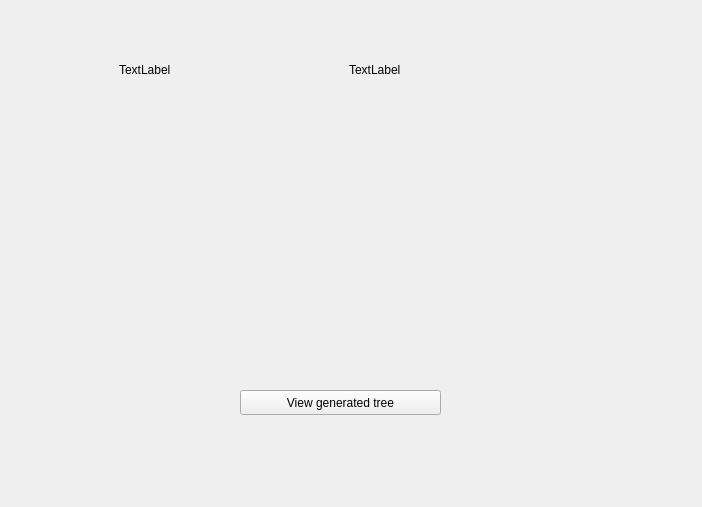
First picture: the form in DataVisualisation.ui, repository Dimitrios-Mourtzilas/Business-Strategy, before the edit.
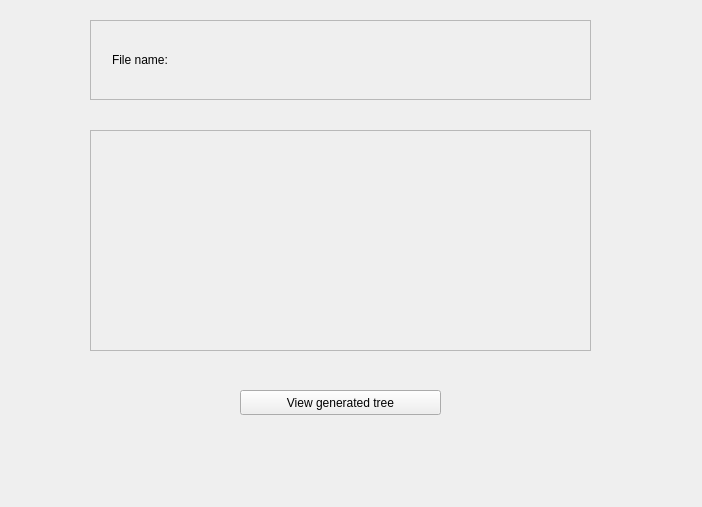
Second picture: the form after the edit.

Diff of the .ui file:
```diff
--- a/DataVisualisation.ui
+++ b/DataVisualisation.ui
@@ -13,45 +13,6 @@
   <property name="windowTitle">
    <string>Form</string>
   </property>
-  <widget class="QFrame" name="horizontalFrame">
-   <property name="geometry">
-    <rect>
-     <x>110</x>
-     <y>30</y>
-     <width>471</width>
-     <height>80</height>
-    </rect>
-   </property>
-   <layout class="QHBoxLayout" name="horizontalLayout">
-    <item>
-     <widget class="QLabel" name="file_name_text">
-      <property name="text">
-       <string>TextLabel</string>
-      </property>
-     </widget>
-    </item>
-    <item>
-     <widget class="QLabel" name="file_size_text">
-      <property name="text">
-       <string>TextLabel</string>
-      </property>
-     </widget>
-    </item>
-   </layout>
-  </widget>
-  <widget class="QLabel" name="image_tree_label">
-   <property name="geometry">
-    <rect>
-     <x>150</x>
-     <y>120</y>
-     <width>401</width>
-     <height>261</height>
-    </rect>
-   </property>
-   <property name="text">
-    <string/>
-   </property>
-  </widget>
   <widget class="QPushButton" name="iew_tree_button">
    <property name="geometry">
     <rect>
@@ -65,6 +26,91 @@
     <string>View generated tree</string>
    </property>
   </widget>
+  <widget class="QFrame" name="frame">
+   <property name="geometry">
+    <rect>
+     <x>90</x>
+     <y>130</y>
+     <width>501</width>
+     <height>221</height>
+    </rect>
+   </property>
+   <property name="frameShape">
+    <enum>QFrame::StyledPanel</enum>
+   </property>
+   <property name="frameShadow">
+    <enum>QFrame::Raised</enum>
+   </property>
+   <widget class="QFrame" name="verticalFrame">
+    <property name="geometry">
+     <rect>
+      <x>0</x>
+      <y>0</y>
+      <width>501</width>
+      <height>221</height>
+     </rect>
+    </property>
+    <layout class="QVBoxLayout" name="verticalLayout">
+     <item>
+      <widget class="QLabel" name="tree_label">
+       <property name="styleSheet">
+        <string notr="true"/>
+       </property>
+       <property name="text">
+        <string/>
+       </property>
+      </widget>
+     </item>
+    </layout>
+   </widget>
+  </widget>
+  <widget class="QFrame" name="frame_2">
+   <property name="geometry">
+    <rect>
+     <x>90</x>
+     <y>20</y>
+     <width>501</width>
+     <height>80</height>
+    </rect>
+   </property>
+   <property name="frameShape">
+    <enum>QFrame::StyledPanel</enum>
+   </property>
+   <property name="frameShadow">
+    <enum>QFrame::Raised</enum>
+   </property>
+   <widget class="QFrame" name="horizontalFrame">
+    <property name="geometry">
+     <rect>
+      <x>0</x>
+      <y>0</y>
+      <width>501</width>
+      <height>80</height>
+     </rect>
+    </property>
+    <layout class="QHBoxLayout" name="horizontalLayout">
+     <item>
+      <widget class="QLabel" name="label">
+       <property name="styleSheet">
+        <string notr="true">QLabel{
+padding:10px;
+}</string>
+       </property>
+       <property name="text">
+        <string>File name:</string>
+       </property>
+      </widget>
+     </item>
+     <item>
+      <widget class="QLabel" name="label_2">
+       <property name="text">
+        <string/>
+       </property>
+      </widget>
+     </item>
+    </layout>
+   </widget>
+  </widget>
  </widget>
  <resources/>
  <connections/>
```
